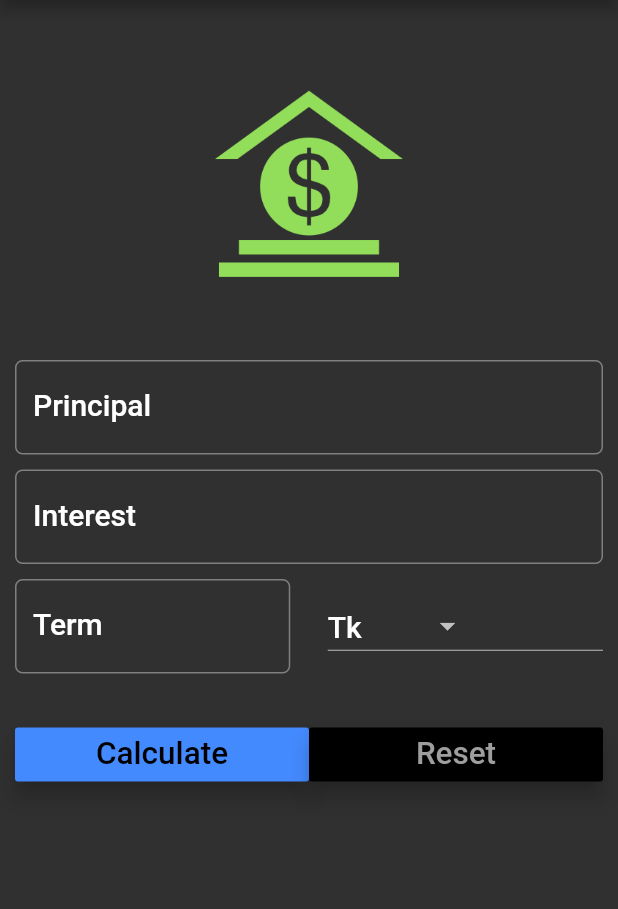
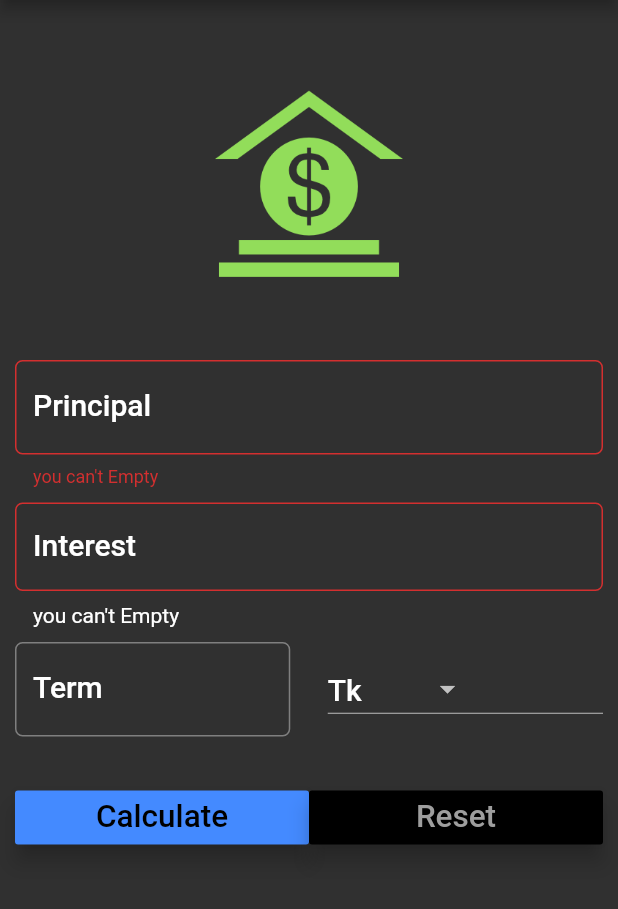
Before and after one commit to NazmulIslambd/intarest_calculator, a Flutter app: the screen it shows after launch, after a tap on "Calculate", on a phone screen of 412 x 824 dp, the part 84-993 px from its top. Run offline on Flutter 3.47's test engine with Material 2 defaults, Android fonts, the phone set to English and light mode, and no system bars.

```diff
--- a/lib/main.dart
+++ b/lib/main.dart
@@ -1,5 +1,7 @@
 import 'package:flutter/cupertino.dart';
 import 'package:flutter/material.dart';
+import 'package:flutter/services.dart';
+import 'package:flutter/widgets.dart';
 
 void main() => runApp(MaterialApp(
       debugShowCheckedModeBanner: false,
@@ -18,6 +20,8 @@ class SiFrom extends StatefulWidget {
 }
 
 class _SiFromState extends State<SiFrom> {
+  var _formKey = GlobalKey<FormState>();
+
   final double _minimumPadding = 5.0;
   var _currencies = ["Tk", "Dollars", "Pounds"];
   var _currentItemSelected = "Tk";
@@ -27,11 +31,10 @@ class _SiFromState extends State<SiFrom> {
 
   var display = "";
 
-  void initState(){
+  void initState() {
     super.initState();
-    _currentItemSelected =_currencies[0];
+    _currentItemSelected = _currencies[0];
   }
-
 
   @override
   Widget build(BuildContext context) {
@@ -42,16 +45,29 @@ class _SiFromState extends State<SiFrom> {
       appBar: AppBar(
         title: Text("Simple Interest Calculator"),
       ),
-      body: Container(
-        margin: EdgeInsets.all(_minimumPadding * 2),
+//      i declare here form remove container
+      body: Form(
+//        i instanciate form which i declare variable use
+          key: _formKey,
+          child: Padding(
+            padding: EdgeInsets.all(_minimumPadding * 2),
             child: ListView(
               children: <Widget>[
                 getImageAsset(),
                 Padding(
                     padding: EdgeInsets.only(
                         top: _minimumPadding, bottom: _minimumPadding),
-                child: TextField(
+                    child: TextFormField(
+                      validator: (value) {
+                        if (value.isEmpty) {
+                          return 'you can\'t Empty';
+                        }
+                        return null;
+                      },
                       controller: principalController,
+                      inputFormatters: [
+                        WhitelistingTextInputFormatter.digitsOnly
+                      ],
                       style: textStyle,
                       keyboardType: TextInputType.number,
                       decoration: InputDecoration(
@@ -64,13 +80,23 @@ class _SiFromState extends State<SiFrom> {
                 Padding(
                     padding: EdgeInsets.only(
                         top: _minimumPadding, bottom: _minimumPadding),
-                child: TextField(
+                    child: TextFormField(
                       controller: interestController,
+                      validator: (value) {
+                        if (value.isEmpty) {
+                          return 'you can\'t Empty';
+                        }
+                        return null;
+                      },
                       keyboardType: TextInputType.number,
-                  style: textStyle,
+                      inputFormatters: [
+                        WhitelistingTextInputFormatter.digitsOnly
+                      ],
                       decoration: InputDecoration(
                           labelText: 'Interest',
                           labelStyle: textStyle,
+                          errorStyle:
+                              TextStyle(color: Colors.white, fontSize: 14),
                           hintText: 'Enter Interest e.g. 10.0',
                           border: OutlineInputBorder(
                               borderRadius: BorderRadius.circular(5.0))),
@@ -81,10 +107,15 @@ class _SiFromState extends State<SiFrom> {
                     child: Row(
                       children: <Widget>[
                         Expanded(
-                        child: TextField(
+                            child: TextFormField(
                           controller: termController,
+
                           style: textStyle,
                           keyboardType: TextInputType.number,
+                          inputFormatters: [
+                            WhitelistingTextInputFormatter.digitsOnly
+                          ],
+                          //digit only support
                           decoration: InputDecoration(
                               labelText: 'Term',
                               labelStyle: textStyle,
@@ -108,14 +139,14 @@ class _SiFromState extends State<SiFrom> {
                           onChanged: (String newValueSelected) {
                             //  push method
                             _onDropDownSelected(newValueSelected);
-
                           },
                         ))
                       ],
                     )),
                 Padding(
                     padding: EdgeInsets.only(
-                    top: _minimumPadding * 5.0, bottom: _minimumPadding * 5.0),
+                        top: _minimumPadding * 5.0,
+                        bottom: _minimumPadding * 5.0),
                     child: Row(
                       children: <Widget>[
                         Expanded(
@@ -129,9 +160,10 @@ class _SiFromState extends State<SiFrom> {
                                 elevation: 6.0,
                                 onPressed: () {
                                   setState(() {
-                               this.display =_calculateTotalReturns();
+                                    if (_formKey.currentState.validate()) {
+                                      this.display = _calculateTotalReturns();
+                                    }
                                   });
-
                                 })),
                         Expanded(
                             child: RaisedButton(
@@ -160,7 +192,7 @@ class _SiFromState extends State<SiFrom> {
                 )
               ],
             ),
-      ),
+          )),
     ));
   }
 
@@ -178,28 +210,29 @@ class _SiFromState extends State<SiFrom> {
   }
 
   //  here function create for dropdown item selected
-  void _onDropDownSelected(String newValueSelected){
+  void _onDropDownSelected(String newValueSelected) {
     setState(() {
-      this._currentItemSelected =newValueSelected;
+      this._currentItemSelected = newValueSelected;
     });
   }
 
-
-  String _calculateTotalReturns(){
+  String _calculateTotalReturns() {
     double principal = double.parse(principalController.text);
     double interest = double.parse(interestController.text);
     double term = double.parse(termController.text);
 
-    double totalAmountPayable = principal +(principal *interest*term) /100;
+    double totalAmountPayable = principal + (principal * interest * term) / 100;
 
-    String result = 'After $term years, your investment will be worth $totalAmountPayable $_currentItemSelected';
+    String result =
+        'After $term years, your investment will be worth $totalAmountPayable $_currentItemSelected';
     return result;
   }
-  void _reset(){
-    principalController.text='';
+
+  void _reset() {
+    principalController.text = '';
     interestController.text = '';
-    termController.text='';
-    _currentItemSelected=_currencies[0];
-    display ='';
+    termController.text = '';
+    _currentItemSelected = _currencies[0];
+    display = '';
   }
 }
```
Lines whose indentation alone changed are shown as unchanged.
